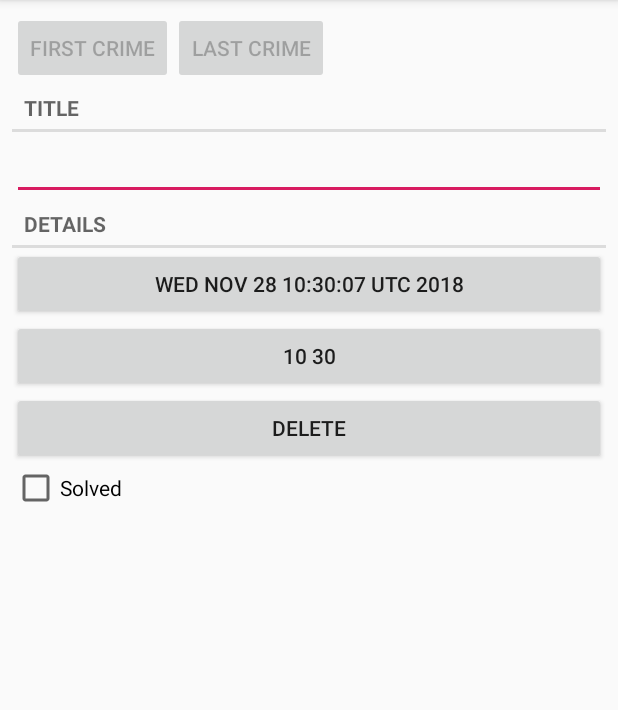
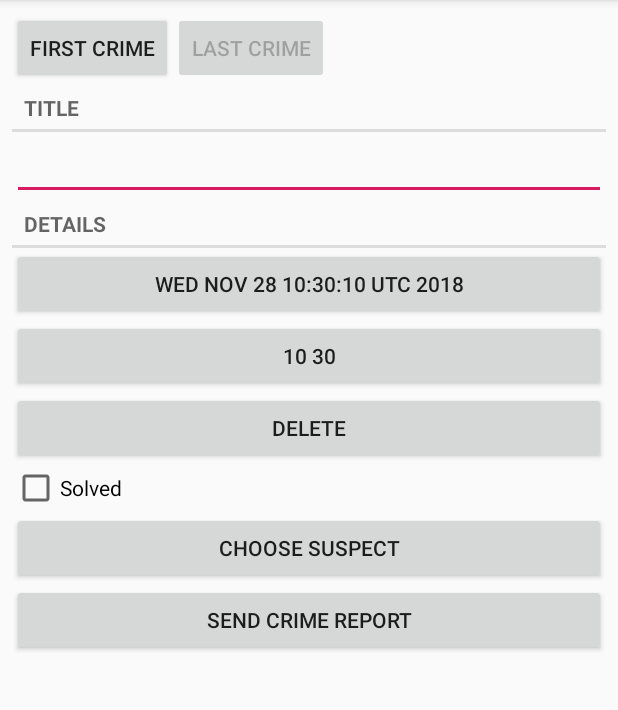
Before and after one commit to maxdk9/CriminalIntent, an Android app: the screen it shows after launch (CrimePageActivity), after a tap on "New Crime", on a phone screen of 412 x 824 dp, the part 84-794 px from its top. Run offline under Robolectric (Android 15) with nearby library versions, the phone set to English and light mode, and no system bars; 1 other tap on this screen came first.

Commit message:
intent_choose

```diff
--- a/app/src/main/java/criminalintent/and/mazzy/criminalintent/Crime.java
+++ b/app/src/main/java/criminalintent/and/mazzy/criminalintent/Crime.java
@@ -11,10 +11,15 @@ public class Crime {
     private Date mDate;
     private boolean mSolved;
     private boolean mRequiredPolice;
+    private String mSuspect;
 
 
 
     private static String dateFormatString="EEEE, MMM d, yyyy";//Friday, Jul 22, 2016
+
+    public Crime(UUID uuid) {
+        this.mUid=uuid;
+    }
 
 
     public String getTitle() {
@@ -68,4 +73,11 @@ public class Crime {
     }
 
 
+    public String getSuspect() {
+        return mSuspect;
+    }
+
+    public void setSuspect(String mSuspect) {
+        this.mSuspect = mSuspect;
+    }
 }
--- a/app/src/main/java/criminalintent/and/mazzy/criminalintent/CrimeFragment.java
+++ b/app/src/main/java/criminalintent/and/mazzy/criminalintent/CrimeFragment.java
@@ -4,6 +4,7 @@ import android.app.Activity;
 import android.app.Instrumentation;
 import android.content.Intent;
 import android.os.Bundle;
+import android.provider.ContactsContract;
 import android.support.annotation.NonNull;
 import android.support.annotation.Nullable;
 import android.support.v4.app.Fragment;
@@ -22,6 +23,7 @@ import android.widget.CheckBox;
 import android.widget.CompoundButton;
 import android.widget.EditText;
 
+import java.text.DateFormat;
 import java.text.SimpleDateFormat;
 import java.util.Date;
 import java.util.Locale;
@@ -29,11 +31,14 @@ import java.util.UUID;
 
 import criminalintent.and.mazzy.criminalintent.page.CrimePageActivity;
 
+import static android.provider.LiveFolders.INTENT;
+
 public class CrimeFragment extends Fragment {
 
     public static final String CRIME_ID = "crime_id";
     public static final String DIALOG_DATE = "dialogdate";
     public static final int REQUEST_DATE=0;
+    private static final int REQUEST_CONTACT =1 ;
 
     Crime mCrime;
     private EditText mEditText;
@@ -41,9 +46,19 @@ public class CrimeFragment extends Fragment {
     private Button mTimeButton;
     private Button mDeleteButton;
 
+    private Button mSuspectButton;
+    private Button mReportButton;
+
+
 
 
     private CheckBox mSolvedCheckbox;
+
+    @Override
+    public void onPause() {
+        super.onPause();
+        CrimeLab.getInstance(getActivity()).UpdateCrime(mCrime);
+    }
 
     @Override
     public void onActivityResult(int requestCode, int resultCode, Intent data) {
@@ -75,6 +90,12 @@ public class CrimeFragment extends Fragment {
 
     }
 
+    @Override
+    public void onResume() {
+        super.onResume();
+
+
+    }
 
 
     @Override
@@ -111,6 +132,10 @@ public class CrimeFragment extends Fragment {
 
             }
         });
+
+
+        mSuspectButton = v.findViewById(R.id.crime_suspect);
+        mReportButton = v.findViewById(R.id.crime_report);
 
         mDateButton = v.findViewById(R.id.crimeDate);
         update_mDate(mCrime.getDate());
@@ -162,6 +187,33 @@ public class CrimeFragment extends Fragment {
                 getActivity().finish();
             }
         });
+
+        mReportButton.setOnClickListener(new View.OnClickListener() {
+            @Override
+            public void onClick(View view) {
+                Intent intent = new Intent(Intent.ACTION_SEND);
+                intent.setType("text/plain");
+                intent.putExtra(Intent.EXTRA_TEXT, getCrimeReport());
+                intent.putExtra(Intent.EXTRA_SUBJECT, getString(R.string.crime_report_subject));
+                intent = Intent.createChooser(intent, getString(R.string.send_report));
+                startActivity(intent);
+            }
+        });
+
+
+        final Intent pickContact = new Intent(Intent.ACTION_PICK,
+                ContactsContract.Contacts.CONTENT_URI);
+        mSuspectButton.setOnClickListener(new View.OnClickListener() {
+            @Override
+            public void onClick(View view) {
+                startActivityForResult(pickContact,REQUEST_CONTACT);
+            }
+        });
+
+        if (mCrime.getSuspect() != null) {
+            mSuspectButton.setText(mCrime.getSuspect());
+        }
+
         return v;
     }
 
@@ -172,4 +224,36 @@ public class CrimeFragment extends Fragment {
         String restime = dateFormat.format(date);
         mTimeButton.setText(restime);
     }
+
+
+    private String getCrimeReport() {
+        String solvedString=null;
+        if (mCrime.isSolved()) {
+            solvedString = getString(R.string.crime_report);
+
+        }
+        else{
+            solvedString = getString(R.string.crime_report_unsolved);
+        }
+
+        String dateFormat = "EEE, MMM dd";
+        SimpleDateFormat dFormat = new SimpleDateFormat(dateFormat,Locale.ENGLISH);
+
+
+        String dateString =dFormat.format(mCrime.getDate()).toString();
+
+        String suspect=mCrime.getSuspect();
+        if (suspect == null) {
+            suspect = getString(R.string.crime_report_no_suspect);
+        }
+        else{
+            suspect = getString(R.string.crime_report_suspect, suspect);
+        }
+
+        String report = getString(R.string.crime_report, mCrime.getTitle(), dateString, solvedString, suspect);
+
+
+
+        return solvedString;
+    }
 }
--- a/app/src/main/java/criminalintent/and/mazzy/criminalintent/CrimeLab.java
+++ b/app/src/main/java/criminalintent/and/mazzy/criminalintent/CrimeLab.java
@@ -1,16 +1,24 @@
 package criminalintent.and.mazzy.criminalintent;
 
+import android.content.ContentValues;
 import android.content.Context;
+import android.database.Cursor;
+import android.database.sqlite.SQLiteDatabase;
 
 import java.util.ArrayList;
 import java.util.List;
 import java.util.UUID;
 
+import criminalintent.and.mazzy.criminalintent.db.CrimeBaseHelper;
+import criminalintent.and.mazzy.criminalintent.db.CrimeCursorWrapper;
+import criminalintent.and.mazzy.criminalintent.db.CrimeDbSchema;
+
 public class CrimeLab {
     private static  CrimeLab ourInstance ;
-    private List<Crime> mCrimes;
+
     private List <UUID> changed=new ArrayList<UUID>();
-
+    private Context mContext;
+    private SQLiteDatabase mDatabase;
 
     public static CrimeLab getInstance(Context context) {
 
@@ -21,10 +29,24 @@ public class CrimeLab {
         return ourInstance;
     }
 
+
+    private static ContentValues getContentValues(Crime crime) {
+        ContentValues res = new ContentValues();
+        res.put(CrimeDbSchema.CrimeTable.Cols.UUID, crime.getUid().toString());
+        res.put(CrimeDbSchema.CrimeTable.Cols.SOLVED,crime.isSolved());
+        res.put(CrimeDbSchema.CrimeTable.Cols.DATE, crime.getDate().getTime());
+        res.put(CrimeDbSchema.CrimeTable.Cols.TITLE,crime.getTitle());
+        res.put(CrimeDbSchema.CrimeTable.Cols.SUSPECT, crime.getSuspect());
+        return res;
+
+    }
+
     private CrimeLab(Context context) {
 
-        mCrimes = new ArrayList<>();
-      //  GeterateTestCrimes();
+
+        mContext=context.getApplicationContext();
+        mDatabase=new CrimeBaseHelper(mContext).getWritableDatabase();
+
 
     }
 
@@ -34,26 +56,53 @@ public class CrimeLab {
             crime.setTitle("Crime #" + i);
             crime.setSolved(i % 2 == 0); // Для каждого второго объекта
             crime.setRequiredPolice(i%10==0);
-            mCrimes.add(crime);
         }
     }
 
 
     public Crime GetCrime(UUID uuid) {
-        for (Crime crime : mCrimes) {
-            if (crime.getUid().equals(uuid)) {
-                return crime;
+
+        CrimeCursorWrapper cursorWrapper=queryCrimes(
+                CrimeDbSchema.CrimeTable.Cols.UUID +" = ?",
+                new String[]{uuid.toString()}
+        );
+        try{
+            if (cursorWrapper.getCount() == 0) {
+                return null;
+            }
+            else {
+                cursorWrapper.moveToFirst();
+                return cursorWrapper.getCrime();
             }
         }
-        return null;
+        finally {
+            cursorWrapper.close();
+        }
+
+
     }
 
     public List<Crime> getCrimes() {
-        return mCrimes;
+
+        List<Crime> crimes = new ArrayList<>();
+        CrimeCursorWrapper cursor = queryCrimes(null, null);
+
+        try{
+            cursor.moveToFirst();
+            while (!cursor.isAfterLast()) {
+                crimes.add(cursor.getCrime());
+                cursor.moveToNext();
+            }
+        }
+        finally {
+            cursor.close();
+        }
+        return crimes;
     }
 
     public void AddCrime(Crime crime) {
-        mCrimes.add(crime);
+        ContentValues values = getContentValues(crime);
+        mDatabase.insert(CrimeDbSchema.NAME, null, values);
     }
 
 
@@ -65,6 +114,12 @@ public class CrimeLab {
     }
 
 
+    public void UpdateCrime(Crime crime) {
+        String uuidString=crime.getUid().toString();
+        ContentValues values = getContentValues(crime);
+        mDatabase.update(CrimeDbSchema.NAME, values, CrimeDbSchema.CrimeTable.Cols.UUID + " = ?", new String[]{uuidString});
+    }
+
 
 
     public List<UUID> getChanged() {
@@ -72,6 +127,14 @@ public class CrimeLab {
     }
 
     public void DeleteCrime(Crime crime) {
-        mCrimes.remove(crime);
+
+        String uuidString=crime.getUid().toString();
+        mDatabase.delete(CrimeDbSchema.NAME,CrimeDbSchema.CrimeTable.Cols.UUID +" = ?",new String[]{uuidString});
+    }
+
+
+    public CrimeCursorWrapper queryCrimes(String whereClause, String[] whereArgs) {
+        Cursor cursor = mDatabase.query(CrimeDbSchema.NAME, null, whereClause, whereArgs, null, null, null);
+        return new CrimeCursorWrapper(cursor);
     }
 }
--- a/app/src/main/java/criminalintent/and/mazzy/criminalintent/CrimeListFragment.java
+++ b/app/src/main/java/criminalintent/and/mazzy/criminalintent/CrimeListFragment.java
@@ -16,7 +16,9 @@ import android.view.TextureView;
 import android.view.View;
 import android.view.ViewDebug;
 import android.view.ViewGroup;
+import android.widget.Button;
 import android.widget.ImageView;
+import android.widget.LinearLayout;
 import android.widget.TextView;
 import android.widget.Toast;
 
@@ -30,17 +32,31 @@ public class CrimeListFragment extends Fragment {
     private static final String SAVED_SUBTITLE_VISIBLE = "SAVED_SUBTITLE_VISIBLE";
     private final int POSITION_TAG=1001;
 
+    private View emptyView;
+    private Button addCrime_Button;
     private RecyclerView mCrimeRecycleView;
     private CrimeAdapter mCrimeAdapter;
     private boolean mSubtitleVisible;
     private List<Integer> changedList=new ArrayList<>();
 
+
+
     @Nullable
     @Override
     public View onCreateView(@NonNull LayoutInflater inflater, @Nullable ViewGroup container, @Nullable Bundle savedInstanceState) {
         View view = inflater.inflate(R.layout.fragment_crime_list, container, false);
+
+
         mCrimeRecycleView = (RecyclerView) view.findViewById(R.id.crime_recycler_listview);
         mCrimeRecycleView.setLayoutManager(new LinearLayoutManager(getActivity()));
+        emptyView = view.findViewById(R.id.emty_view);
+        addCrime_Button = view.findViewById(R.id.emty_view_addcrimebutton);
+        addCrime_Button.setOnClickListener(new View.OnClickListener() {
+            @Override
+            public void onClick(View view) {
+                AddNewCrime();
+            }
+        });
 
         if (savedInstanceState != null) {
             mSubtitleVisible = savedInstanceState.getBoolean(SAVED_SUBTITLE_VISIBLE);
@@ -90,10 +106,7 @@ public class CrimeListFragment extends Fragment {
 
         switch (item.getItemId()) {
             case R.id.new_crime:
-                Crime crime = new Crime();
-                CrimeLab.getInstance(getActivity()).AddCrime(crime);
-                Intent intent = CrimePageActivity.newIntent(getActivity(), crime.getUid());
-                startActivity(intent);
+                AddNewCrime();
                 return true;
             case R.id.ic_show_subtitle:
                 mSubtitleVisible=!mSubtitleVisible;
@@ -104,6 +117,13 @@ public class CrimeListFragment extends Fragment {
                 return super.onOptionsItemSelected(item);
         }
 
+    }
+
+    private void AddNewCrime() {
+        Crime crime = new Crime();
+        CrimeLab.getInstance(getActivity()).AddCrime(crime);
+        Intent intent = CrimePageActivity.newIntent(getActivity(), crime.getUid());
+        startActivity(intent);
     }
 
     private void updateSubtitle() {
@@ -122,6 +142,17 @@ public class CrimeListFragment extends Fragment {
 
 
     private void UpdateUI() {
+        if (mCrimeAdapter != null) {
+            if (mCrimeAdapter.getItemCount() > 0) {
+                emptyView.setVisibility(View.GONE);
+            }
+            else{
+                emptyView.setVisibility(View.VISIBLE);
+            }
+
+        }
+
+
         CrimeLab crimeLab = CrimeLab.getInstance(getActivity());
         List<Crime> crimes = crimeLab.getCrimes();
         if (mCrimeAdapter == null) {
--- a/app/src/main/java/criminalintent/and/mazzy/criminalintent/db/CrimeBaseHelper.java
+++ b/app/src/main/java/criminalintent/and/mazzy/criminalintent/db/CrimeBaseHelper.java
@@ -1,6 +1,33 @@
 package criminalintent.and.mazzy.criminalintent.db;
 
+import android.content.Context;
+import android.database.sqlite.SQLiteDatabase;
 import android.database.sqlite.SQLiteOpenHelper;
 
 public class CrimeBaseHelper extends SQLiteOpenHelper {
+
+    private static final int VERSION=1;
+    private static final String DATABASE_NAME= "crimeBase.db";
+
+    public CrimeBaseHelper(Context context) {
+        super(context, DATABASE_NAME, null, VERSION);
+    }
+
+    @Override
+    public void onCreate(SQLiteDatabase sqLiteDatabase) {
+        sqLiteDatabase.execSQL("create table " + CrimeDbSchema.NAME +"("+
+                " _id integer primary key autoincrement, " +
+                CrimeDbSchema.CrimeTable.Cols.UUID + ", " +
+                CrimeDbSchema.CrimeTable.Cols.TITLE + ", " +
+                CrimeDbSchema.CrimeTable.Cols.DATE + ", " +
+                CrimeDbSchema.CrimeTable.Cols.SOLVED +","+
+                CrimeDbSchema.CrimeTable.Cols.SUSPECT +
+                ")"
+        );
+    }
+
+    @Override
+    public void onUpgrade(SQLiteDatabase sqLiteDatabase, int i, int i1) {
+
+    }
 }
--- a/app/src/main/java/criminalintent/and/mazzy/criminalintent/db/CrimeCursorWrapper.java
+++ b/app/src/main/java/criminalintent/and/mazzy/criminalintent/db/CrimeCursorWrapper.java
@@ -1,6 +1,35 @@
 package criminalintent.and.mazzy.criminalintent.db;
 
+import android.database.Cursor;
 import android.database.CursorWrapper;
 
+import java.util.Date;
+import java.util.UUID;
+
+import criminalintent.and.mazzy.criminalintent.Crime;
+
 public class CrimeCursorWrapper extends CursorWrapper {
+
+    public CrimeCursorWrapper(Cursor cursor) {
+        super(cursor);
+    }
+
+
+    public Crime getCrime() {
+        String uuidString = getString(getColumnIndex(CrimeDbSchema.CrimeTable.Cols.UUID));
+        String title = getString(getColumnIndex(CrimeDbSchema.CrimeTable.Cols.TITLE));
+        long date = getLong(getColumnIndex(CrimeDbSchema.CrimeTable.Cols.DATE));
+        int isSolved = getInt(getColumnIndex(CrimeDbSchema.CrimeTable.Cols.SOLVED));
+        String suspect = getString(getColumnIndex(CrimeDbSchema.CrimeTable.Cols.SUSPECT));
+
+        Crime crime = new Crime(UUID.fromString(uuidString));
+        crime.setDate(new Date(date));
+        crime.setSolved(isSolved > 0);
+        crime.setTitle(title);
+        crime.setSuspect(suspect);
+
+        return crime;
+
+
+    }
 }
--- a/app/src/main/res/layout/fragment_crime.xml
+++ b/app/src/main/res/layout/fragment_crime.xml
@@ -48,4 +48,16 @@
         android:text="@string/crime_solved_label"
         android:layout_width="match_parent"
         android:layout_height="wrap_content"/>
+
+    <Button
+        android:id="@+id/crime_suspect"
+        android:layout_width="match_parent"
+        android:layout_height="wrap_content"
+        android:text="@string/crime_suspect_text"/>
+
+    <Button
+        android:id="@+id/crime_report"
+        android:layout_width="match_parent"
+        android:layout_height="wrap_content"
+        android:text="@string/crime_report_text"/>
 </LinearLayout>
--- a/app/src/main/res/values/strings.xml
+++ b/app/src/main/res/values/strings.xml
@@ -13,4 +13,16 @@
     <string name="hide_subtitle">Hide Subtitle</string>
     <string name="subtitle_format">%1$d crimes</string>
     <string name="button_delete">Delete</string>
+
+    <string name="crime_suspect_text">Choose Suspect</string>
+    <string name="crime_report_text">Send Crime Report</string>
+    <string name="crime_report">%1$s! The crime was discovered on %2$s. %3$s, and %4$s</string>
+
+    <string name="crime_report_solved">The case is solved</string>
+    <string name="crime_report_unsolved">The case is not solved</string>
+    <string name="crime_report_no_suspect">there is no suspect.</string>
+    <string name="crime_report_suspect">the suspect is %s.</string>
+    <string name="crime_report_subject">CriminalIntent Crime Report</string>
+    <string name="send_report">Send crime report via</string>
+
 </resources>
```
Also changed, not shown: app/src/main/java/criminalintent/and/mazzy/criminalintent/db/CrimeDbSchema.java (+17 -0 lines), app/src/main/res/layout/fragment_crime_list.xml (+26 -0 lines).
